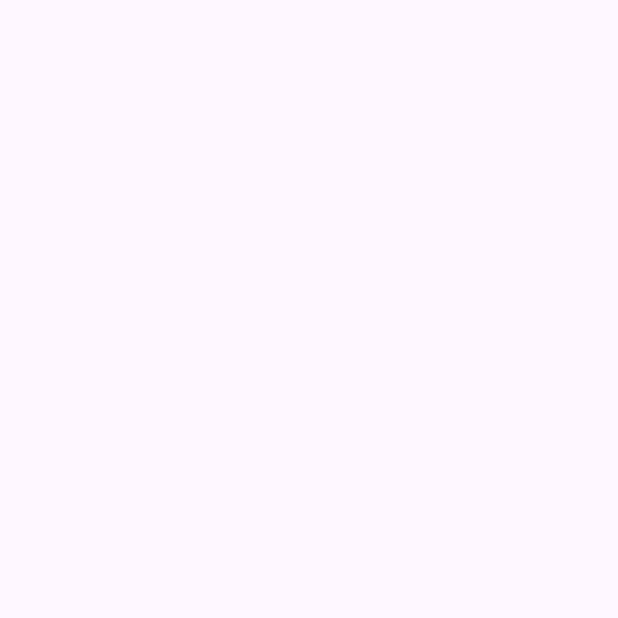
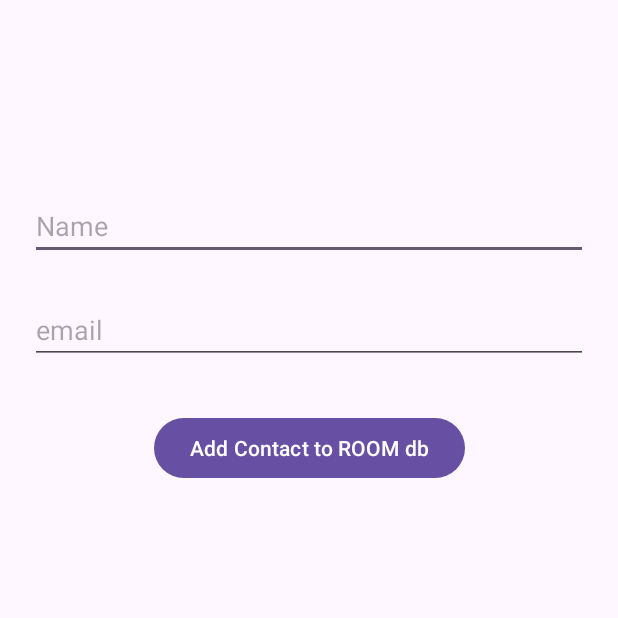
Before and after one commit to FerEspinosa/contacts-manager, an Android app: the AddNewContactActivity screen opened directly, with no data from a screen before it, on a phone screen of 412 x 824 dp, the top half of it. Before the commit the part shown is empty. Run offline under Robolectric (Android 15) with nearby library versions, the phone set to English and light mode, and no system bars; our stand-ins replace Room's generated code, data binding.

Commit message:
design layout for add new contact activity - Created AddNewContactClickHandler class - initialize and set up things on AddNewContactActivity. - delete some temporally lines in MainActivity

```diff
--- a/app/src/main/java/com/curso/android/app/practica/contactsmanagerapp/AddNewContactActivity.java
+++ b/app/src/main/java/com/curso/android/app/practica/contactsmanagerapp/AddNewContactActivity.java
@@ -7,8 +7,16 @@ import androidx.appcompat.app.AppCompatActivity;
 import androidx.core.graphics.Insets;
 import androidx.core.view.ViewCompat;
 import androidx.core.view.WindowInsetsCompat;
+import androidx.databinding.DataBindingUtil;
+import androidx.lifecycle.ViewModelProvider;
+
+import com.curso.android.app.practica.contactsmanagerapp.databinding.ActivityAddNewContactBinding;
 
 public class AddNewContactActivity extends AppCompatActivity {
+
+    private ActivityAddNewContactBinding binding;
+    private AddNewContactClickHandler handler;
+    private Contacts contact;
 
     @Override
     protected void onCreate(Bundle savedInstanceState) {
@@ -20,5 +28,19 @@ public class AddNewContactActivity extends AppCompatActivity {
             v.setPadding(systemBars.left, systemBars.top, systemBars.right, systemBars.bottom);
             return insets;
         });
+
+        contact = new Contacts();
+        binding = DataBindingUtil.setContentView(this, R.layout.activity_add_new_contact);
+
+        MyViewModel myViewModel = new ViewModelProvider(this)
+                .get(MyViewModel.class);
+
+        handler = new AddNewContactClickHandler(contact, this, myViewModel);
+
+        binding.setContact(contact);
+        binding.setClickHandler(handler);
+
+
+
     }
 }
--- /dev/null
+++ b/app/src/main/java/com/curso/android/app/practica/contactsmanagerapp/AddNewContactClickHandler.java
@@ -0,0 +1,35 @@
+package com.curso.android.app.practica.contactsmanagerapp;
+
+import android.content.Context;
+import android.content.Intent;
+import android.view.View;
+import android.widget.Toast;
+
+public class AddNewContactClickHandler {
+    Contacts contact;
+    Context context;
+    MyViewModel myViewModel;
+
+    public AddNewContactClickHandler(Contacts contact, Context context, MyViewModel myViewModel) {
+        this.contact = contact;
+        this.context = context;
+        this.myViewModel = myViewModel;
+    }
+
+    public void onSubmitBtnClicked(View view) {
+        if (contact.getName() == null || contact.getEmail() == null) {
+            Toast.makeText(context, "Fields cannot be empty", Toast.LENGTH_SHORT).show();
+        } else {
+            Intent i = new Intent(context, MainActivity.class);
+//            i.putExtra("Name", contact.getName());
+//            i.putExtra("Email", contact.getEmail());
+
+            Contacts c = new Contacts(contact.getName(), contact.getEmail());
+
+            myViewModel.addNewContact(c);
+
+            context.startActivity(i);
+
+        }
+    }
+}
--- a/app/src/main/java/com/curso/android/app/practica/contactsmanagerapp/MainActivity.java
+++ b/app/src/main/java/com/curso/android/app/practica/contactsmanagerapp/MainActivity.java
@@ -66,9 +66,6 @@ public class MainActivity extends AppCompatActivity {
         // View model
         viewModel = new ViewModelProvider(this).get(MyViewModel.class);
 
-        // Insert a new Contact (just for testing, later on we will create an activity to insert data)
-        Contacts c1 = new Contacts("Pablo Ramirez", "p.ramirez@mail.com");
-        viewModel.addNewContact(c1);
 
         // Loading Data from ROOM DB
         viewModel.getAllContacts().observe(this, new Observer<List<Contacts>>() {
--- a/app/src/main/res/layout/activity_add_new_contact.xml
+++ b/app/src/main/res/layout/activity_add_new_contact.xml
@@ -1,10 +1,61 @@
 <?xml version="1.0" encoding="utf-8"?>
-<androidx.constraintlayout.widget.ConstraintLayout xmlns:android="http://schemas.android.com/apk/res/android"
+
+<layout
+    xmlns:android="http://schemas.android.com/apk/res/android"
     xmlns:app="http://schemas.android.com/apk/res-auto"
-    xmlns:tools="http://schemas.android.com/tools"
-    android:id="@+id/main"
-    android:layout_width="match_parent"
-    android:layout_height="match_parent"
-    tools:context=".AddNewContactActivity">
+    xmlns:tools="http://schemas.android.com/tools">
 
-</androidx.constraintlayout.widget.ConstraintLayout>
+    <data>
+        <variable
+            name="contact"
+            type="com.curso.android.app.practica.contactsmanagerapp.Contacts" />
+
+        <variable
+            name="clickHandler"
+            type="com.curso.android.app.practica.contactsmanagerapp.AddNewContactClickHandler" />
+    </data>
+
+    <androidx.constraintlayout.widget.ConstraintLayout
+        android:id="@+id/main"
+        android:layout_width="match_parent"
+        android:layout_height="match_parent"
+        tools:context=".AddNewContactActivity"
+        android:layout_margin="20dp">
+
+        <EditText
+            android:text="@={contact.name}"
+            android:id="@+id/name_et"
+            android:layout_width="0dp"
+            android:layout_height="wrap_content"
+            android:layout_marginTop="108dp"
+            android:hint="Name"
+            app:layout_constraintEnd_toEndOf="parent"
+            app:layout_constraintStart_toStartOf="parent"
+            app:layout_constraintTop_toTopOf="parent" />
+
+        <EditText
+            android:text="@={contact.email}"
+            android:id="@+id/email_et"
+            android:layout_width="0dp"
+            android:layout_height="wrap_content"
+            android:layout_marginTop="24dp"
+            android:hint="email"
+            app:layout_constraintEnd_toEndOf="parent"
+            app:layout_constraintHorizontal_bias="0.0"
+            app:layout_constraintStart_toStartOf="parent"
+            app:layout_constraintTop_toBottomOf="@+id/name_et" />
+
+        <Button
+            android:onClick="@{clickHandler::onSubmitBtnClicked}"
+            android:id="@+id/submit"
+            android:layout_width="wrap_content"
+            android:layout_height="wrap_content"
+            android:layout_marginTop="32dp"
+            android:text="Add Contact to ROOM db"
+            app:layout_constraintEnd_toEndOf="parent"
+            app:layout_constraintStart_toStartOf="parent"
+            app:layout_constraintTop_toBottomOf="@+id/email_et" />
+
+
+    </androidx.constraintlayout.widget.ConstraintLayout>
+</layout>
```
